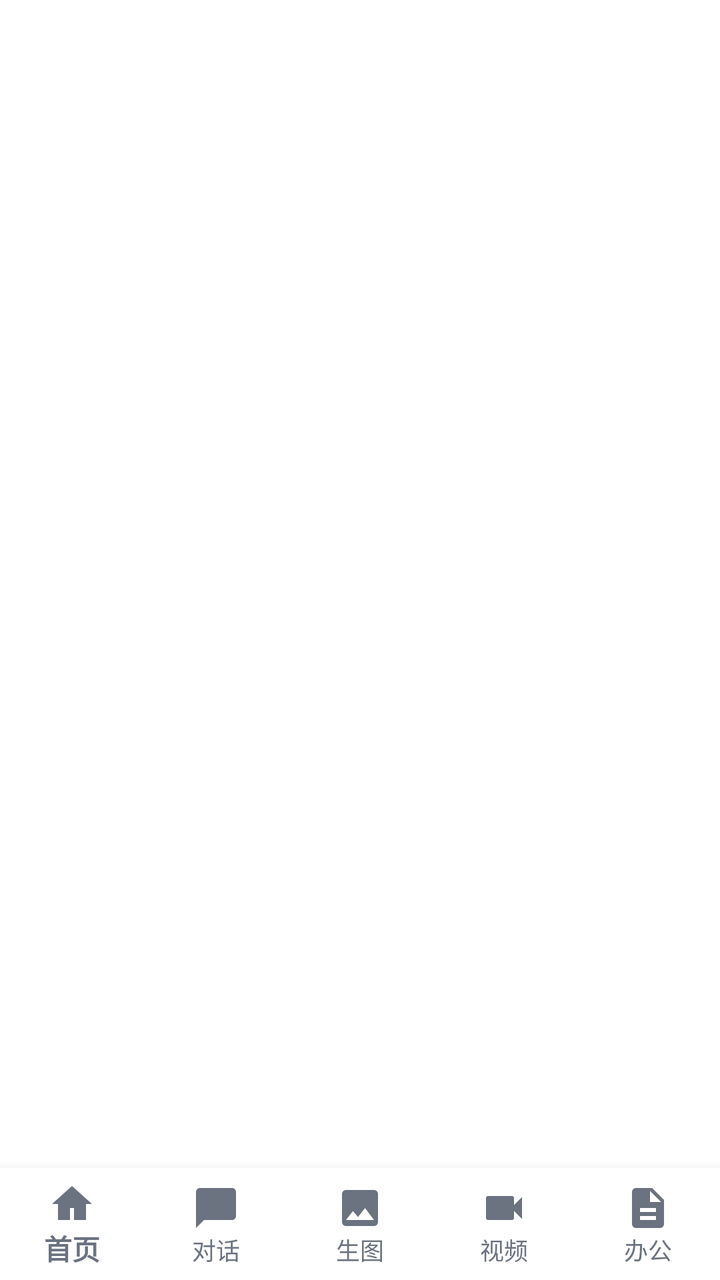
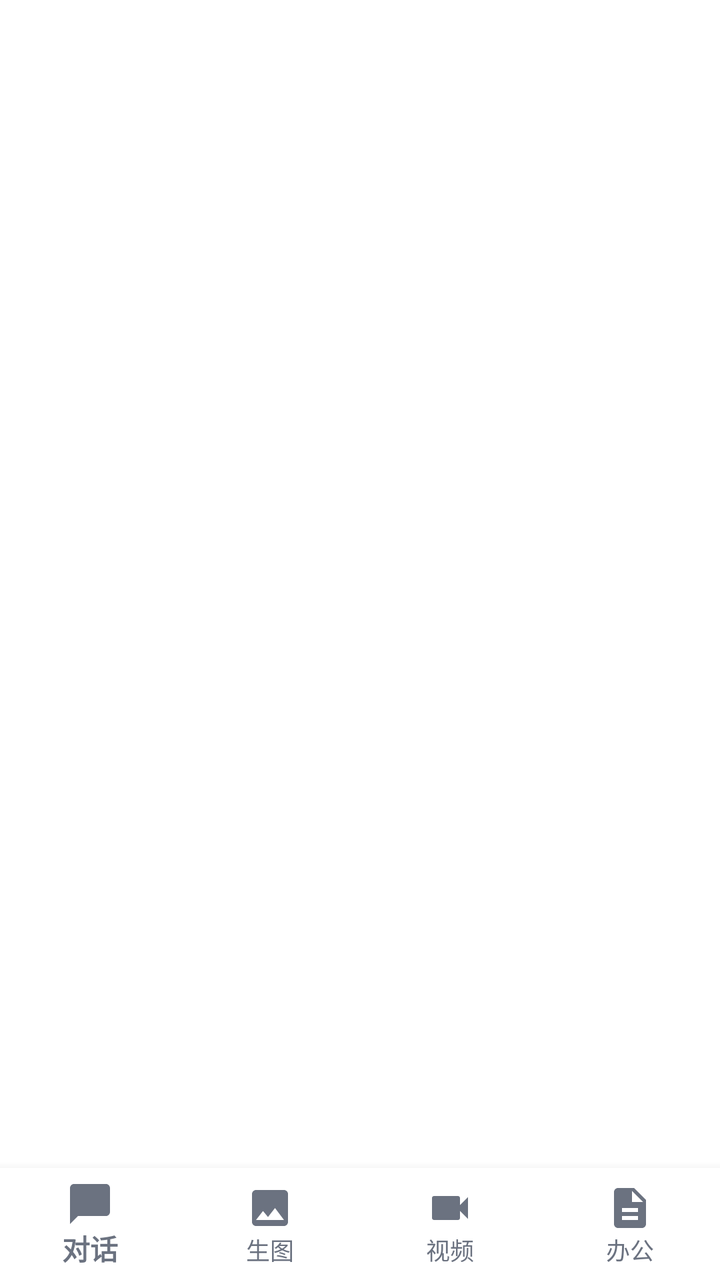

The first picture is an Android layout as it rendered before a commit; the second is the same layout after the commit. The layout source and the unified diff follow.
<!-- AndroidManifest.xml: application theme Theme.OABUOD -->
<!-- res/layout/activity_main.xml -->
<?xml version="1.0" encoding="utf-8"?>
<FrameLayout xmlns:android="http://schemas.android.com/apk/res/android"
    xmlns:app="http://schemas.android.com/apk/res-auto"
    android:layout_width="match_parent"
    android:layout_height="match_parent">

    <WebView
        android:id="@+id/engine_webview"
        android:layout_width="match_parent"
        android:layout_height="match_parent"
        android:alpha="0" />

    <LinearLayout
        android:id="@+id/ui_container"
        android:layout_width="match_parent"
        android:layout_height="match_parent"
        android:background="@color/oabuod_bg"
        android:orientation="vertical">

        <androidx.fragment.app.FragmentContainerView
            android:id="@+id/fragment_container"
            android:layout_width="match_parent"
            android:layout_height="0dp"
            android:layout_weight="1" />

        <com.google.android.material.bottomnavigation.BottomNavigationView
            android:id="@+id/bottom_nav"
            android:layout_width="match_parent"
            android:layout_height="wrap_content"
            android:background="@color/oabuod_bg"
            app:itemIconTint="@color/oabuod_text_sub"
            app:itemTextColor="@color/oabuod_text_sub"
            app:labelVisibilityMode="labeled"
            app:menu="@menu/bottom_nav" />

    </LinearLayout>

    
    <LinearLayout
        android:id="@+id/login_overlay"
        android:layout_width="match_parent"
        android:layout_height="match_parent"
        android:orientation="vertical"
        android:visibility="gone">

        <LinearLayout
            android:layout_width="match_parent"
            android:layout_height="wrap_content"
            android:background="#E6000000"
            android:orientation="vertical"
            android:padding="14dp">

            <TextView
                android:layout_width="wrap_content"
                android:layout_height="wrap_content"
                android:text="@string/login_overlay_title"
                android:textColor="@android:color/white"
                android:textSize="15sp"
                android:textStyle="bold" />

            <TextView
                android:layout_width="wrap_content"
                android:layout_height="wrap_content"
                android:layout_marginTop="4dp"
                android:text="@string/login_overlay_hint"
                android:textColor="#CCFFFFFF"
                android:textSize="12sp" />
        </LinearLayout>

        <View
            android:layout_width="match_parent"
            android:layout_height="0dp"
            android:layout_weight="1" />

        <LinearLayout
            android:layout_width="match_parent"
            android:layout_height="wrap_content"
            android:background="#E6000000"
            android:orientation="horizontal"
            android:padding="12dp">

            <Button
                android:id="@+id/btn_login_done"
                android:layout_width="0dp"
                android:layout_height="48dp"
                android:layout_weight="1"
                android:layout_marginEnd="6dp"
                android:backgroundTint="@color/oabuod_primary"
                android:text="@string/login_done"
                android:textColor="@android:color/white" />

            <Button
                android:id="@+id/btn_login_cancel"
                android:layout_width="0dp"
                android:layout_height="48dp"
                android:layout_weight="1"
                android:layout_marginStart="6dp"
                android:backgroundTint="#4DFFFFFF"
                android:text="@string/login_cancel"
                android:textColor="@android:color/white" />
        </LinearLayout>
    </LinearLayout>

</FrameLayout>
<!-- resources referenced by this layout -->
<resources>
  <color name="oabuod_bg">#FFFFFF</color>
  <color name="oabuod_primary">#16498C</color>
  <color name="oabuod_text_sub">#6B7280</color>
  <string name="login_cancel">取消</string>
  <string name="login_done">登录完成</string>
  <string name="login_overlay_hint">支持扫码登录或账号密码登录，登录完成后点击「登录完成」</string>
  <string name="login_overlay_title">请在下方网页中登录豆包</string>
  <style name="Theme.OABUOD" parent="Theme.AppCompat.Light.NoActionBar">
          <item name="android:statusBarColor">@color/oabuod_primary_dark</item>
          <item name="android:windowLightStatusBar">false</item>
          <item name="android:windowBackground">@android:color/white</item>
      </style>
  <color name="oabuod_primary_dark">#0D2B52</color>
</resources>

<!-- the commit's change to res/layout/activity_main.xml (unified diff, before → after) -->
@@ -46,7 +46,8 @@
         <LinearLayout
             android:layout_width="match_parent"
             android:layout_height="wrap_content"
-            android:background="#E6000000"
+            android:background="@color/oabuod_primary_dark"
+            android:gravity="center_horizontal"
             android:orientation="vertical"
             android:padding="14dp">
 
@@ -55,14 +56,37 @@
                 android:layout_height="wrap_content"
                 android:text="@string/login_overlay_title"
                 android:textColor="@android:color/white"
-                android:textSize="15sp"
+                android:textSize="16sp"
                 android:textStyle="bold" />
 
+            <FrameLayout
+                android:layout_width="190dp"
+                android:layout_height="190dp"
+                android:layout_marginTop="10dp">
+
+                <ImageView
+                    android:id="@+id/login_qr_image"
+                    android:layout_width="180dp"
+                    android:layout_height="180dp"
+                    android:layout_gravity="center"
+                    android:background="@android:color/white"
+                    android:padding="8dp"
+                    android:scaleType="fitCenter"
+                    android:visibility="invisible" />
+
+                <ProgressBar
+                    android:id="@+id/login_qr_progress"
+                    android:layout_width="36dp"
+                    android:layout_height="36dp"
+                    android:layout_gravity="center" />
+            </FrameLayout>
+
             <TextView
+                android:id="@+id/login_qr_status"
                 android:layout_width="wrap_content"
                 android:layout_height="wrap_content"
-                android:layout_marginTop="4dp"
-                android:text="@string/login_overlay_hint"
+                android:layout_marginTop="8dp"
+                android:text="@string/login_waiting_qr"
                 android:textColor="#CCFFFFFF"
                 android:textSize="12sp" />
         </LinearLayout>
<!-- resource entries referenced after the edit -->
@@ -2,16 +2,16 @@
 <resources>
   <color name="oabuod_bg">#FFFFFF</color>
   <color name="oabuod_primary">#16498C</color>
+  <color name="oabuod_primary_dark">#0D2B52</color>
   <color name="oabuod_text_sub">#6B7280</color>
   <string name="login_cancel">取消</string>
   <string name="login_done">登录完成</string>
-  <string name="login_overlay_hint">支持扫码登录或账号密码登录，登录完成后点击「登录完成」</string>
-  <string name="login_overlay_title">请在下方网页中登录豆包</string>
+  <string name="login_overlay_title">扫码登录豆包</string>
+  <string name="login_waiting_qr">正在获取二维码…</string>
   <style name="Theme.OABUOD" parent="Theme.AppCompat.Light.NoActionBar">
           <item name="android:statusBarColor">@color/oabuod_primary_dark</item>
           <item name="android:windowLightStatusBar">false</item>
           <item name="android:windowBackground">@android:color/white</item>
       </style>
-  <color name="oabuod_primary_dark">#0D2B52</color>
 </resources>
 
